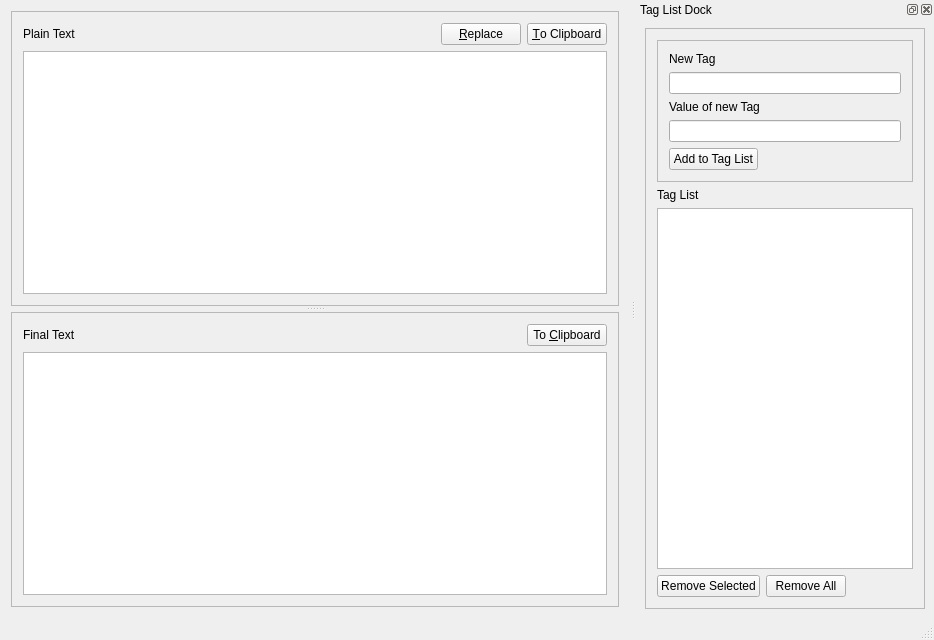
Old version of the form qt5/Replacer/mainwindow.ui in the repository Ernesuma/replacer.
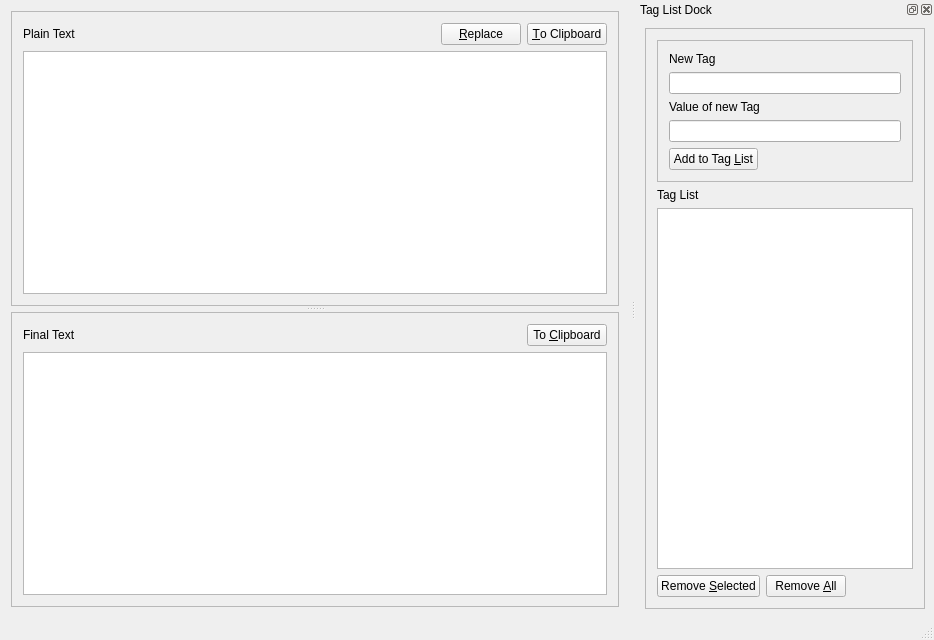
New version of the form.

Commit message: added some more <ALT>-key keycombos

The edit to the form file:
```diff
--- a/qt5/Replacer/mainwindow.ui
+++ b/qt5/Replacer/mainwindow.ui
@@ -195,7 +195,7 @@
              <item>
               <widget class="QPushButton" name="pushButton_add_2_tag_list">
                <property name="text">
-                <string>Add to Tag List</string>
+                <string>Add to Tag &amp;List</string>
                </property>
               </widget>
              </item>
@@ -263,14 +263,14 @@
           <item>
            <widget class="QPushButton" name="pushButton_remove_tag">
             <property name="text">
-             <string>Remove Selected</string>
+             <string>Remove &amp;Selected</string>
             </property>
            </widget>
           </item>
           <item>
            <widget class="QPushButton" name="pushButton_remove_all_tags">
             <property name="text">
-             <string>Remove All</string>
+             <string>Remove &amp;All</string>
             </property>
            </widget>
           </item>
```
